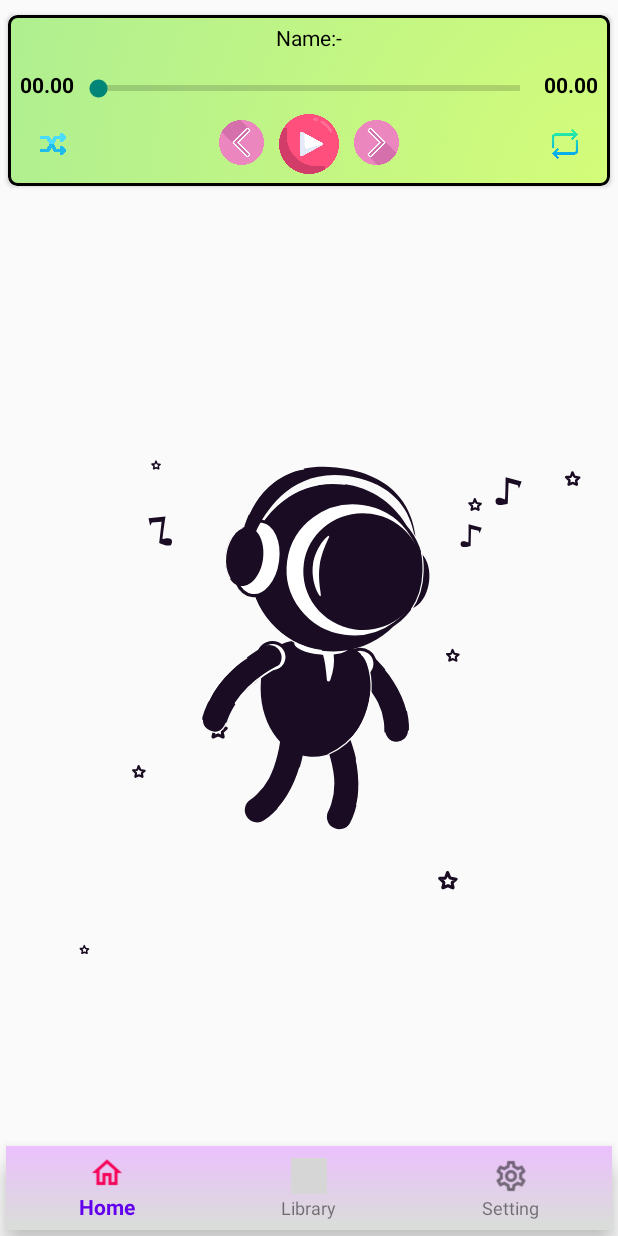
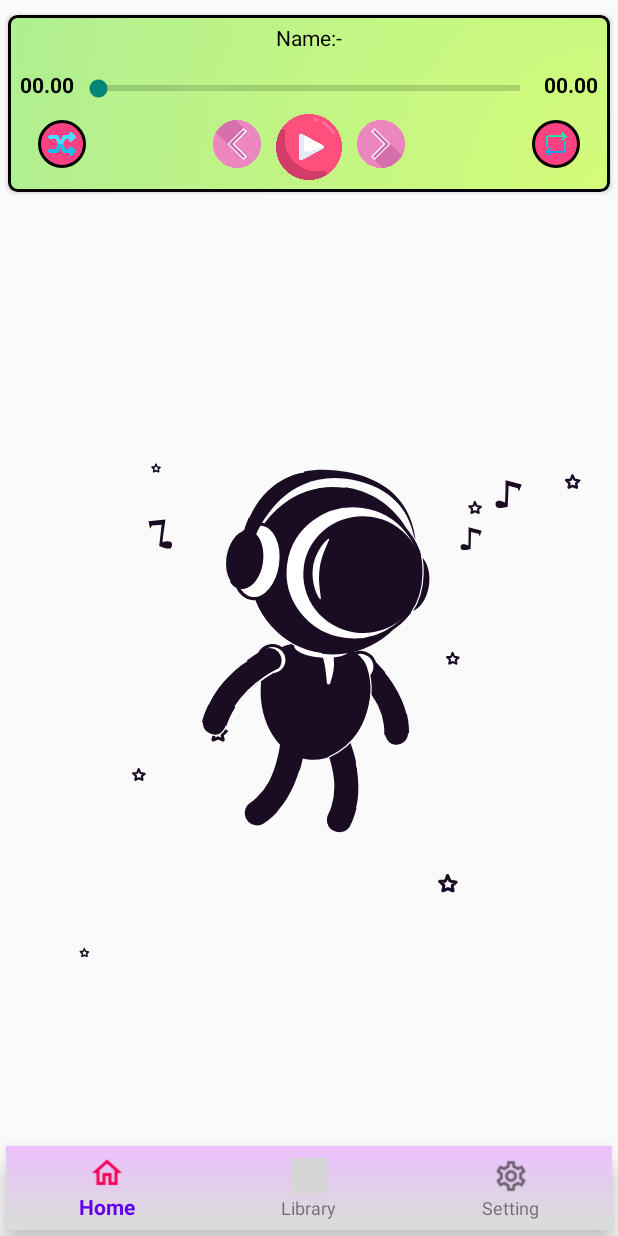
Before and after one commit to vedprakashsing/MusicFun1, an Android app: the MusicPlayerFragment screen opened through its navigation route, on a phone screen of 412 x 824 dp. Run offline under Robolectric (Android 15) with nearby library versions, the phone set to English and light mode, and no system bars; libraries missing offline, so code that uses them is left out: com.spotify.android, com.spotify.protocol, com.spotify.sdk; pictures from the network do not load; grey boxes are pictures that could not be loaded.

Commit message:
Added Shuffle,Looping And Change App Icon

```diff
--- a/app/src/main/AndroidManifest.xml
+++ b/app/src/main/AndroidManifest.xml
@@ -8,9 +8,9 @@
     <uses-permission android:name="android.permission.WAKE_LOCK" />
     <application
         android:allowBackup="true"
-        android:icon="@mipmap/ic_launcher"
+        android:icon="@mipmap/ic_launcher_music_app"
         android:label="@string/app_name"
-        android:roundIcon="@mipmap/ic_launcher_round"
+        android:roundIcon="@mipmap/ic_launcher_music_app_round"
         android:supportsRtl="true"
         android:theme="@style/Theme.MusicFun">
         <activity
--- /dev/null
+++ b/app/src/main/res/drawable/non_selected_menu_player_background.xml
@@ -0,0 +1,25 @@
+<?xml version="1.0" encoding="utf-8"?>
+<selector xmlns:android="http://schemas.android.com/apk/res/android">
+
+    <item android:state_pressed="true">
+        <shape>
+            <solid android:color="@color/pink_A200" />
+            <stroke android:width="2dp" android:color="@color/light_green_A400" />
+            <padding android:bottom="7dp" android:left="7dp" android:right="7dp" android:top="7dp" />
+        </shape>
+    </item>
+
+    <item
+        android:state_selected="false"
+        android:state_pressed="false">
+        <shape android:shape="oval">
+            <solid android:color="@color/pink_A200" />
+            <stroke android:width="2dp" android:color="@color/black" />
+            <padding
+                android:bottom="8dp"
+                android:top="8dp"
+                android:left="8dp"
+                android:right="8dp"/>
+        </shape>
+    </item>
+</selector>
--- /dev/null
+++ b/app/src/main/res/drawable/selected_menu_in_player_background.xml
@@ -0,0 +1,36 @@
+<?xml version="1.0" encoding="utf-8"?>
+<selector xmlns:android="http://schemas.android.com/apk/res/android">
+<item
+    android:state_pressed="true">
+    <shape>
+        <solid
+            android:color="@color/pink_A200"/>
+        <stroke
+            android:color="@color/black"
+            android:width="2dp"/>
+          <padding
+              android:bottom="10dp"
+              android:top="10dp"
+              android:left="10dp"
+              android:right="10dp"/>
+    </shape>
+</item>
+
+    <item
+        android:state_selected="false"
+        android:state_pressed="false">
+        <shape
+            android:shape="oval">
+            <solid
+                android:color="@color/black"/>
+            <stroke
+                android:color="@color/pink_A200"
+                android:width="2dp"/>
+            <padding
+                android:right="5dp"
+                android:left="5dp"
+                android:top="5dp"
+                android:bottom="5dp"/>
+        </shape>
+    </item>
+</selector>
--- a/app/src/main/res/layout/fragment_music_player.xml
+++ b/app/src/main/res/layout/fragment_music_player.xml
@@ -82,12 +82,14 @@
 
                 <ImageView
                     android:id="@+id/shuffleOption"
-                    android:layout_width="20dp"
-                    android:layout_height="20dp"
-                    android:layout_marginTop="18dp"
+                    android:layout_width="32dp"
+                    android:layout_height="32dp"
+                    android:layout_marginTop="12dp"
                     android:layout_marginBottom="8dp"
                     android:layout_marginStart="20dp"
-                    android:src="@drawable/shuffle_button"/>
+                    android:padding="5dp"
+                    android:src="@drawable/shuffle_button"
+                    android:background="@drawable/non_selected_menu_player_background"/>
                 <View
                     android:layout_width="0dp"
                     android:layout_height="0dp"
@@ -95,8 +97,8 @@
 
                 <ImageView
                     android:id="@+id/previousPlayButton"
-                    android:layout_width="30dp"
-                    android:layout_height="30dp"
+                    android:layout_width="32dp"
+                    android:layout_height="32dp"
                     android:layout_marginTop="12dp"
                     android:layout_marginBottom="8dp"
                     android:layout_marginEnd="10dp"
@@ -104,16 +106,16 @@
 
                 <ImageView
                     android:id="@+id/musicPlayerPlayButton"
-                    android:layout_width="40dp"
-                    android:layout_height="40dp"
+                    android:layout_width="44dp"
+                    android:layout_height="44dp"
                     android:layout_marginTop="8dp"
                     android:layout_marginBottom="8dp"
                     android:src="@drawable/play" />
 
                 <ImageView
                     android:id="@+id/nextPlayButton"
-                    android:layout_width="30dp"
-                    android:layout_height="30dp"
+                    android:layout_width="32dp"
+                    android:layout_height="32dp"
                     android:layout_marginTop="12dp"
                     android:layout_marginBottom="8dp"
                     android:layout_marginStart="10dp"
@@ -126,12 +128,13 @@
 
                 <ImageView
                     android:id="@+id/loopOption"
-                    android:layout_width="20dp"
-                    android:layout_height="20dp"
-                    android:layout_marginTop="18dp"
+                    android:layout_width="32dp"
+                    android:layout_height="32dp"
+                    android:layout_marginTop="12dp"
                     android:layout_marginBottom="8dp"
-                    android:layout_marginEnd="20dp"
-                    android:src="@drawable/loop_button"/>
+                    android:layout_marginRight="20dp"
+                    android:src="@drawable/loop_button"
+                    android:background="@drawable/non_selected_menu_player_background"/>
 
             </LinearLayout>
 
--- a/app/src/main/res/layout/listofsongstype.xml
+++ b/app/src/main/res/layout/listofsongstype.xml
@@ -28,10 +28,11 @@
                 android:id="@+id/songTitle"
                 android:layout_width="wrap_content"
                 android:layout_height="wrap_content"
-                android:maxLines="1"
+                android:singleLine="true"
                 android:text="@string/title"
                 android:textSize="20sp"
-                android:textStyle="bold" />
+                android:textStyle="bold"
+                android:ellipsize="marquee"/>
 
             <LinearLayout
                 android:layout_width="wrap_content"
```
Also changed, not shown: app/src/main/java/io/app/musicfun/MusicPlayerFragment.java (+101 -16 lines), app/src/main/java/io/app/musicfun/ViewModel/SongListViewModel.java (+19 -0 lines), app/src/main/res/drawable-v24/app_icon.xml (added, +32 -0 lines).
